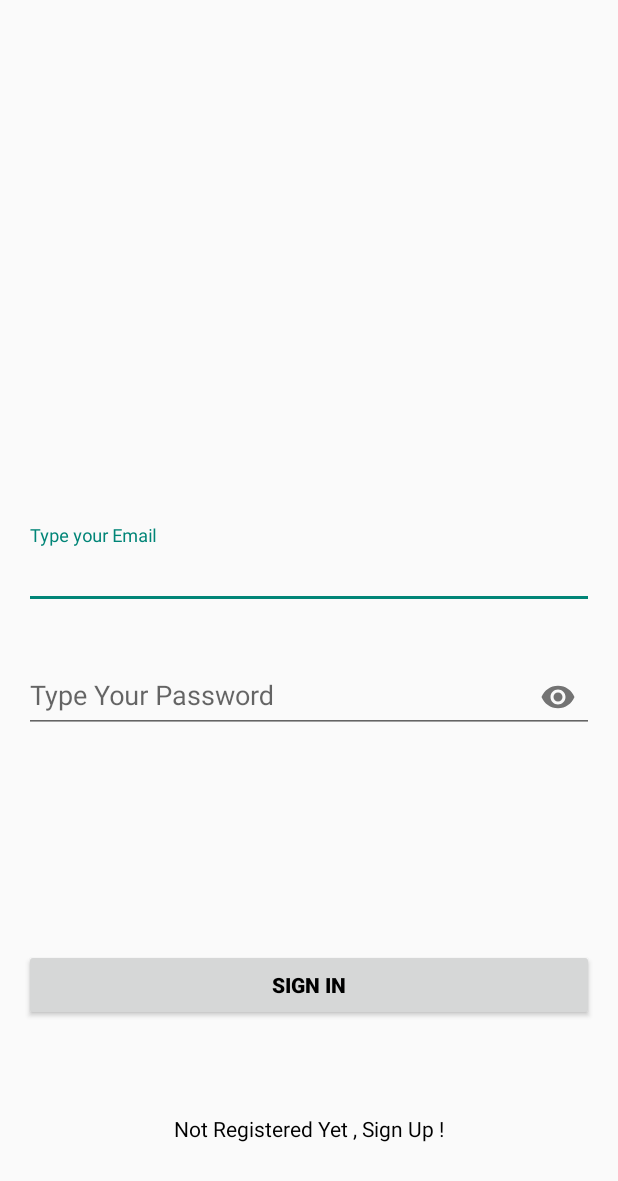
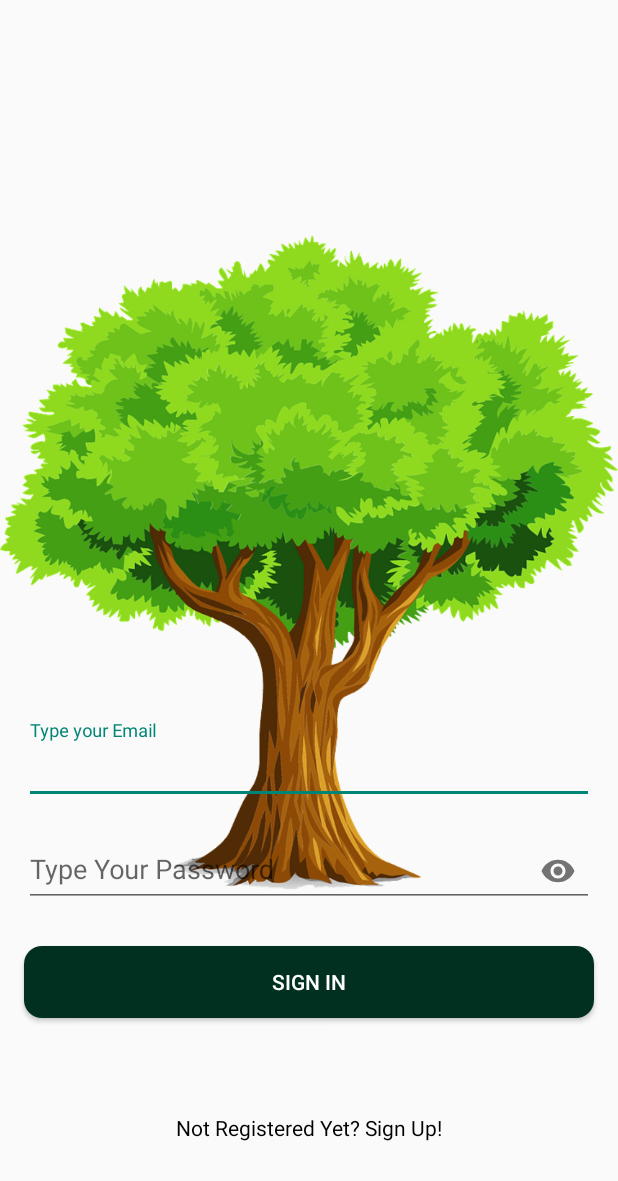
Before and after one commit to bperdija/Cell-Identifier, an Android app built with Jetpack Compose: the SignInActivity screen opened directly, with no data from a screen before it, on a phone screen of 412 x 824 dp. Shown: the top 1181 px of the screen. Run offline under Robolectric (Android 15) with nearby library versions, the phone set to English and light mode, and no system bars; our stand-ins replace Firebase (no records; nobody signed in at launch, a user with empty details on screens opened directly).

Commit message:
ui changes

```diff
--- a/app/src/main/res/layout/activity_sign_in.xml
+++ b/app/src/main/res/layout/activity_sign_in.xml
@@ -1,18 +1,26 @@
 <?xml version="1.0" encoding="utf-8"?>
-<androidx.constraintlayout.widget.ConstraintLayout xmlns:android="http://schemas.android.com/apk/res/android"
+<androidx.constraintlayout.widget.ConstraintLayout
+    xmlns:android="http://schemas.android.com/apk/res/android"
     xmlns:app="http://schemas.android.com/apk/res-auto"
     xmlns:tools="http://schemas.android.com/tools"
     android:layout_width="match_parent"
     android:layout_height="match_parent"
     tools:context=".SignInActivity">
 
+    <ImageView
+        android:id="@+id/tree"
+        android:layout_width="match_parent"
+        android:layout_height="750dp"
+        android:src="@drawable/tree"
+        tools:layout_editor_absoluteX="0dp"
+        tools:layout_editor_absoluteY="-164dp" />
 
     <com.google.android.material.textfield.TextInputLayout
         android:id="@+id/emailLayout"
         android:layout_width="match_parent"
         android:layout_height="wrap_content"
         android:layout_marginHorizontal="16dp"
-        android:layout_marginTop="350dp"
+        android:layout_marginTop="480dp"
         app:layout_constraintEnd_toEndOf="parent"
         app:layout_constraintHorizontal_bias="0.5"
         app:layout_constraintStart_toStartOf="parent"
@@ -31,7 +39,7 @@
         android:layout_width="match_parent"
         android:layout_height="wrap_content"
         android:layout_marginHorizontal="16dp"
-        android:layout_marginTop="24dp"
+        android:layout_marginTop="10dp"
         app:layout_constraintEnd_toEndOf="parent"
         app:layout_constraintHorizontal_bias="0.5"
         app:layout_constraintStart_toStartOf="parent"
@@ -51,21 +59,21 @@
         android:layout_width="0dp"
         android:layout_height="wrap_content"
         android:layout_marginHorizontal="16dp"
+        android:background="@drawable/rounded_signupbutton"
         android:text="Sign In"
-        android:textColor="@color/black"
-        android:textStyle="bold"
+        android:textColor="#FFFFFF"
         app:layout_constraintBottom_toBottomOf="parent"
         app:layout_constraintEnd_toEndOf="parent"
-        app:layout_constraintHorizontal_bias="0.5"
         app:layout_constraintStart_toStartOf="parent"
-        app:layout_constraintTop_toBottomOf="@+id/passwordLayout" />
+        app:layout_constraintTop_toBottomOf="@+id/passwordLayout"
+        app:layout_constraintVertical_bias="0.153" />
 
     <TextView
         android:id="@+id/textView"
         android:layout_width="wrap_content"
         android:layout_height="wrap_content"
         android:textColor="@color/black"
-        android:text="Not Registered Yet , Sign Up !"
+        android:text="Not Registered Yet? Sign Up!"
         app:layout_constraintBottom_toBottomOf="parent"
         app:layout_constraintEnd_toEndOf="parent"
         app:layout_constraintHorizontal_bias="0.5"
--- a/app/src/main/res/layout/fragment_profile.xml
+++ b/app/src/main/res/layout/fragment_profile.xml
@@ -161,6 +161,8 @@
             android:layout_width="match_parent"
             android:layout_height="wrap_content"
             android:layout_margin="16dp"
+            android:background="@drawable/rounded_signupbutton"
+            android:textColor="#FFFFFF"
             android:text="Save Changes"
             app:layout_constraintTop_toBottomOf="@id/fieldLayout"
             app:layout_constraintStart_toStartOf="parent"
```
Also changed, not shown: app/src/main/res/layout/activity_sign_up.xml (+12 -7 lines).
